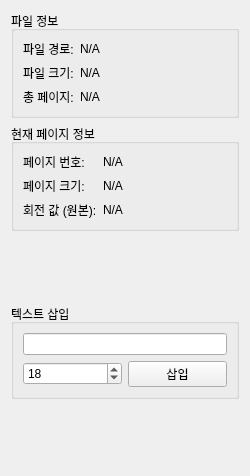
This is ui/info_panel.ui in Glen-Lee-glitch/new_viewer as Qt 5 draws it before an edit. The edited form follows.
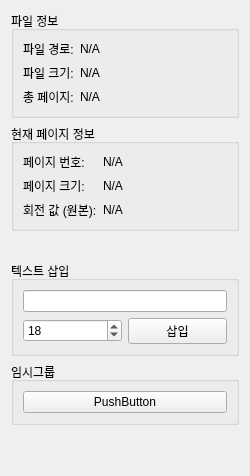
This is the edited form.

Commit message: feat(ui): 정보 패널에 임시 그룹 박스 및 버튼 추가, 크기 조정

What changed in the file:
```diff
--- a/ui/info_panel.ui
+++ b/ui/info_panel.ui
@@ -124,10 +124,13 @@
      <property name="orientation">
       <enum>Qt::Orientation::Vertical</enum>
      </property>
+     <property name="sizeType">
+      <enum>QSizePolicy::Policy::Expanding</enum>
+     </property>
      <property name="sizeHint" stdset="0">
       <size>
        <width>20</width>
-       <height>40</height>
+       <height>10</height>
       </size>
      </property>
     </spacer>
@@ -168,6 +171,22 @@
      </layout>
     </widget>
    </item>
+   <item>
+    <widget class="QGroupBox" name="groupBox_4">
+     <property name="title">
+      <string>임시그룹</string>
+     </property>
+     <layout class="QVBoxLayout" name="verticalLayout_3">
+      <item>
+       <widget class="QPushButton" name="pushButton">
+        <property name="text">
+         <string>PushButton</string>
+        </property>
+       </widget>
+      </item>
+     </layout>
+    </widget>
+   </item>
    <item>
     <spacer name="verticalSpacer_2">
      <property name="orientation">
```
